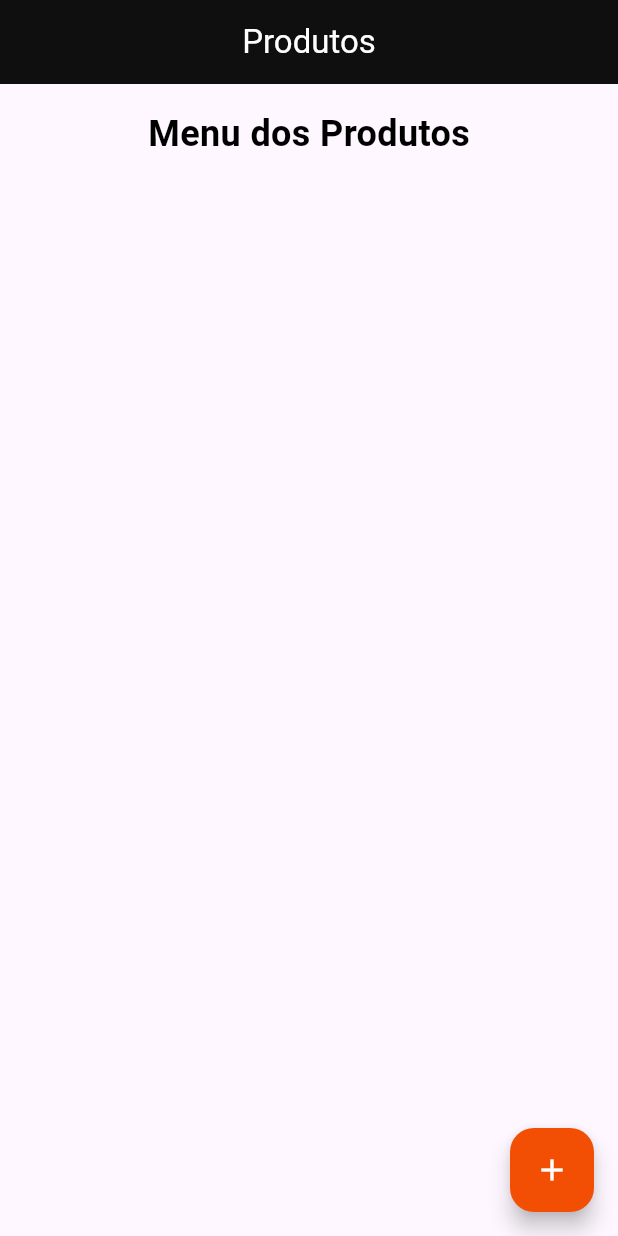
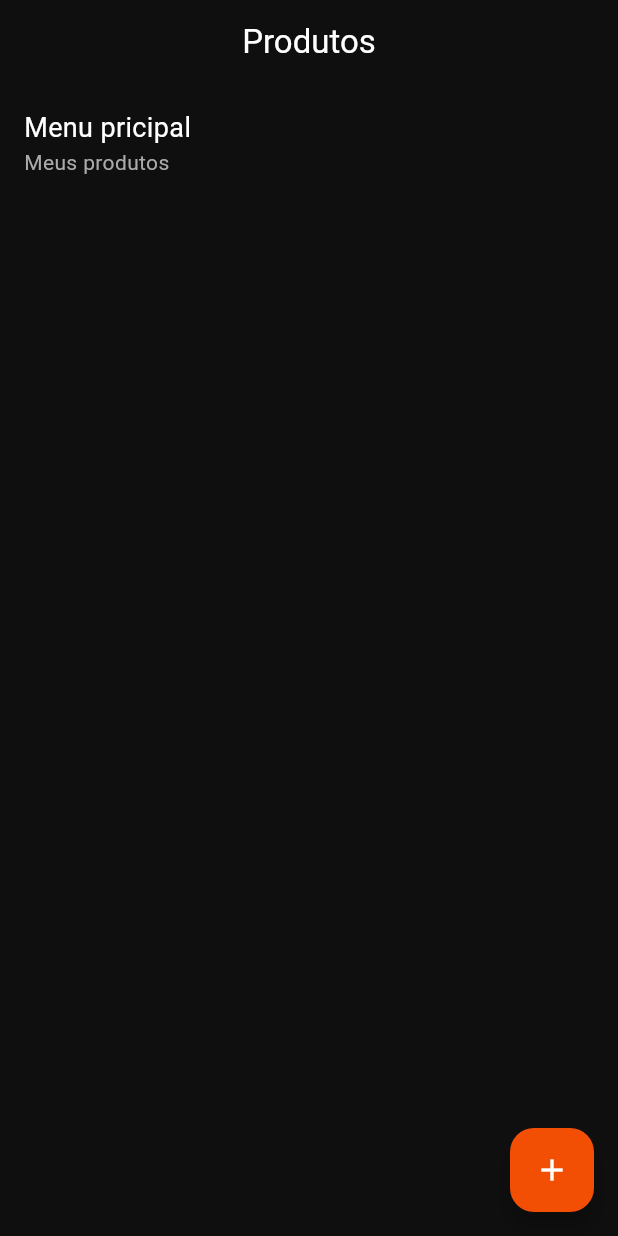
Before and after one commit to JoselioJr/Aplicativo_de_E-commerce, a Flutter app: the screen it shows after launch, on a phone screen of 412 x 824 dp. Run offline on Flutter 3.47's test engine with Material 3 defaults, Android fonts, the phone set to English and light mode, and no system bars; our stand-ins replace image_picker.

Commit message:
✨ feat: Atualização da tela principal
Atualização visual de toda a tela e apresentação completa dos produtos adicionados.

```diff
--- a/ecommerce/lib/main.dart
+++ b/ecommerce/lib/main.dart
@@ -1,6 +1,7 @@
 import 'package:ecommerce/cadastro_screen.dart';
 import 'package:ecommerce/models/todo.dart';
 import 'package:flutter/material.dart';
+import 'package:flutter/foundation.dart';
 
 void main() {
   runApp(MyApp());
@@ -12,6 +13,9 @@ class MyApp extends StatelessWidget {
     return MaterialApp(
       debugShowCheckedModeBanner: false,
       home: Home(),
+      theme: ThemeData(
+        scaffoldBackgroundColor: Color.fromARGB(255, 15, 15, 15),
+      ),
     );
   }
 }
@@ -38,9 +42,18 @@ class _HomeState extends State<Home> {
           children: [
             Padding(
               padding: EdgeInsets.all(16.0),
-              child: Text(
-                "Menu dos Produtos",
-                style: TextStyle(fontSize: 24, fontWeight: FontWeight.bold, color: Colors.black),
+              child: Column(
+                crossAxisAlignment: CrossAxisAlignment.stretch,
+                children: [
+                  Text(
+                    "Menu pricipal",
+                    style: TextStyle(fontSize: 18, color: Colors.white),
+                  ),
+                  Text(
+                    "Meus produtos",
+                    style: TextStyle(fontSize: 14, color: Color.fromARGB(255, 170, 170, 170)),
+                  ),
+                ],
               ),
             ),
             Expanded(
@@ -48,8 +61,23 @@ class _HomeState extends State<Home> {
                 itemCount: _produtos.length,
                 itemBuilder: (context, index) {
                   final produto = _produtos[index];
-                  return ListTile(
-                    title: Text(produto.nome, style: TextStyle(fontSize: 18, color: Colors.black)),
+                  return Padding(
+                    padding: const EdgeInsets.symmetric(vertical: 8.0, horizontal: 16.0),
+                    child: Container(
+                      decoration: BoxDecoration(
+                        color: Color.fromARGB(255, 33, 33, 33),
+                        borderRadius: BorderRadius.circular(10.0),
+                      ),
+                      child: ListTile(
+                        leading: produto.image != null
+                            ? (kIsWeb
+                                ? Image.network(produto.image!.path, width: 150, height: 150, fit: BoxFit.cover, errorBuilder: (context, error, stackTrace) => Icon(Icons.image_not_supported))
+                                : Image.file(produto.image!, width: 150, height: 150, fit: BoxFit.cover))
+                            : null,
+                        title: Text(produto.nome, style: TextStyle(fontSize: 18, color: Colors.white)),
+                        subtitle: Text(produto.descricao, style: TextStyle(fontSize: 14, color: Color.fromARGB(255, 170, 170, 170), fontStyle: FontStyle.italic)),
+                      ),
+                    ),
                   );
                 },
                 separatorBuilder: (context, index) => Divider(),
```
